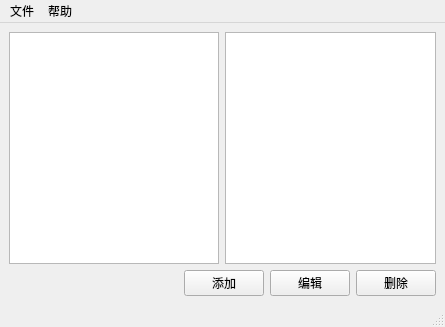
Old version of the form mainwindow.ui in the repository lishengshu1110/test.
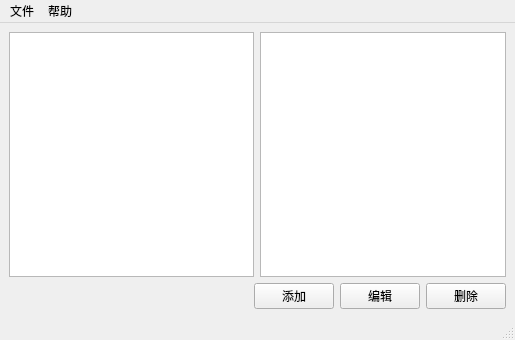
New version of the form. Icons and pictures are not drawn.

Commit message: 在minwindow.h加了头文件QListWidgetItem；头文件中加了ui中的添加，编辑，删除按钮的函数以及账号管理和备份·恢复的函数

```diff
--- a/mainwindow.ui
+++ b/mainwindow.ui
@@ -6,8 +6,8 @@
    <rect>
     <x>0</x>
     <y>0</y>
-    <width>445</width>
-    <height>327</height>
+    <width>515</width>
+    <height>340</height>
    </rect>
   </property>
   <property name="sizePolicy">
@@ -111,7 +111,7 @@
     <rect>
      <x>0</x>
      <y>0</y>
-     <width>445</width>
+     <width>515</width>
      <height>22</height>
     </rect>
    </property>
```
Left out of the diff: 34 changed lines with no effect on the pictures. The commit also changes 6 other files.
